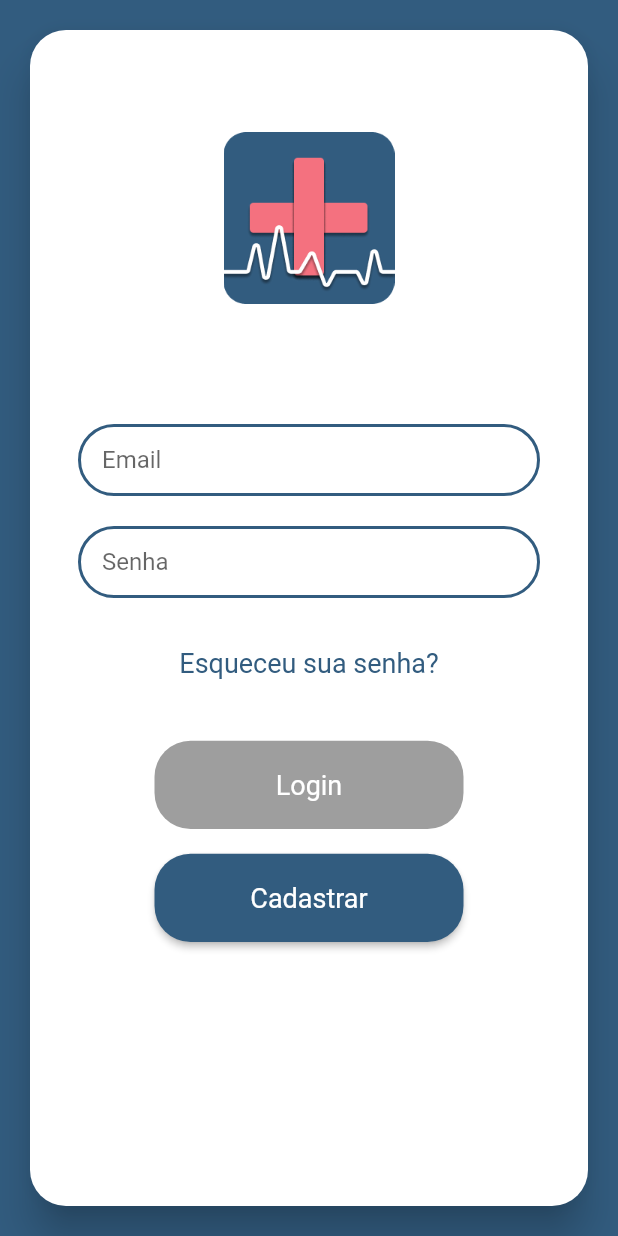
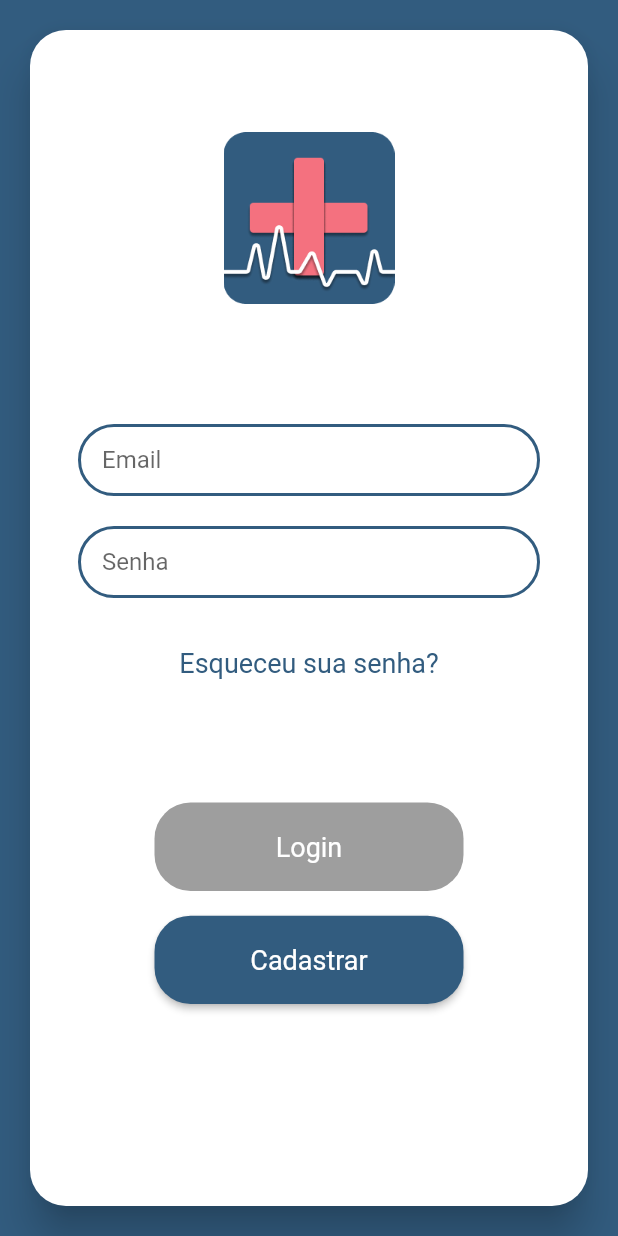
Before and after one commit to Garabriels3/CovidApp, a Flutter app: the screen it shows after launch, on a phone screen of 412 x 824 dp. Run offline on Flutter 3.47's test engine with Material 2 defaults, Android fonts, the light colour scheme and no system bars; our stand-ins replace firebase_auth, flutter_mobx, mobx, splashscreen; accounts and stored records are empty; generated files the repository leaves out were written again.

```diff
--- a/lib/app/ui/login/login_page.dart
+++ b/lib/app/ui/login/login_page.dart
@@ -101,7 +101,7 @@ class _LoginPageState extends State<LoginPage> {
                                     fontWeight: FontWeight.w400),
                               ),
                             ),
-                            SizedBox(height: screenSize.height * 0.05),
+                            SizedBox(height: screenSize.height * 0.1),
                             Observer(
                               builder: (_) => ButtonComponent(
                                 title: loginButtonLabel,
```
